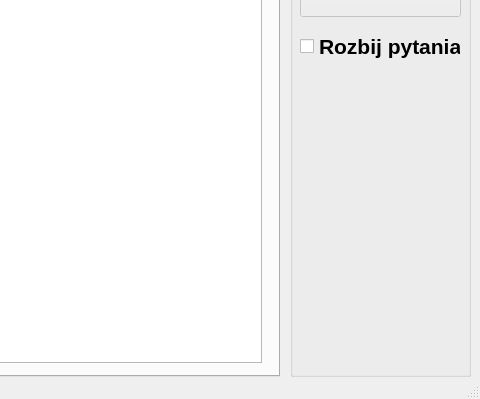
The window that EgzaminPrzedmiotowy_30-master/W_PREZENTACJI/mainwindow.ui (martapietraszko/Zadanie_16.3) describes before a commit, drawn with Qt 5; both pictures show x 820 to 1300 and y 401 to 800 of the 1300 by 800 pixel window.
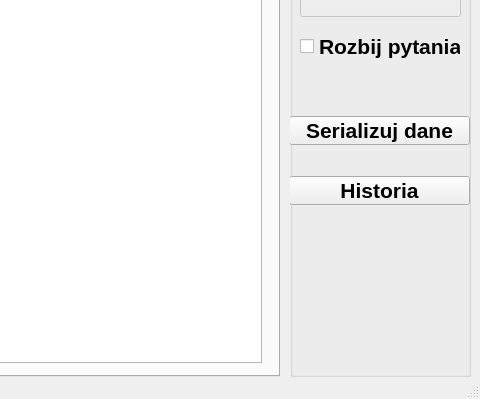
The same window after the commit.

Commit message: klasa historia

Patch:
```diff
--- a/EgzaminPrzedmiotowy_30-master/W_PREZENTACJI/mainwindow.ui
+++ b/EgzaminPrzedmiotowy_30-master/W_PREZENTACJI/mainwindow.ui
@@ -123,6 +123,32 @@
       <string>Rozbij pytania</string>
      </property>
     </widget>
+    <widget class="QPushButton" name="pushButton">
+     <property name="geometry">
+      <rect>
+       <x>-1</x>
+       <y>500</y>
+       <width>181</width>
+       <height>29</height>
+      </rect>
+     </property>
+     <property name="text">
+      <string>Serializuj dane</string>
+     </property>
+    </widget>
+    <widget class="QPushButton" name="pushButton_2">
+     <property name="geometry">
+      <rect>
+       <x>-1</x>
+       <y>560</y>
+       <width>181</width>
+       <height>29</height>
+      </rect>
+     </property>
+     <property name="text">
+      <string>Historia</string>
+     </property>
+    </widget>
    </widget>
    <widget class="QTabWidget" name="tabBloki">
     <property name="geometry">
```
Left out of the diff: 10 changed lines with no effect on the pictures. The commit also changes 5 other files.
